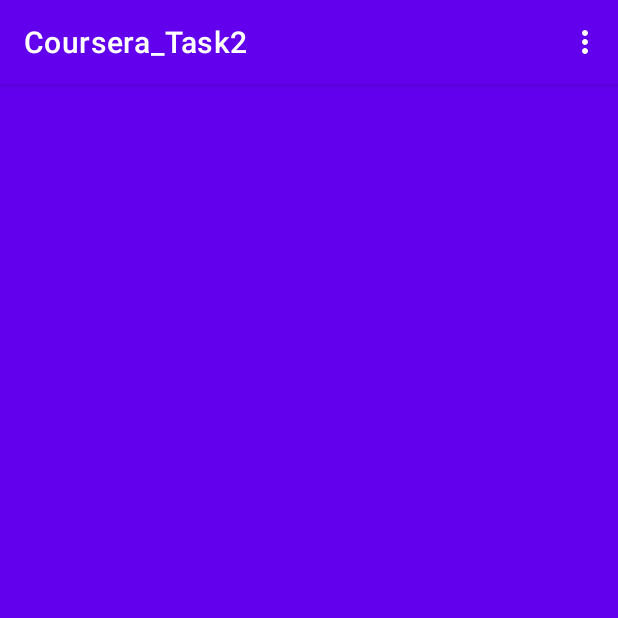
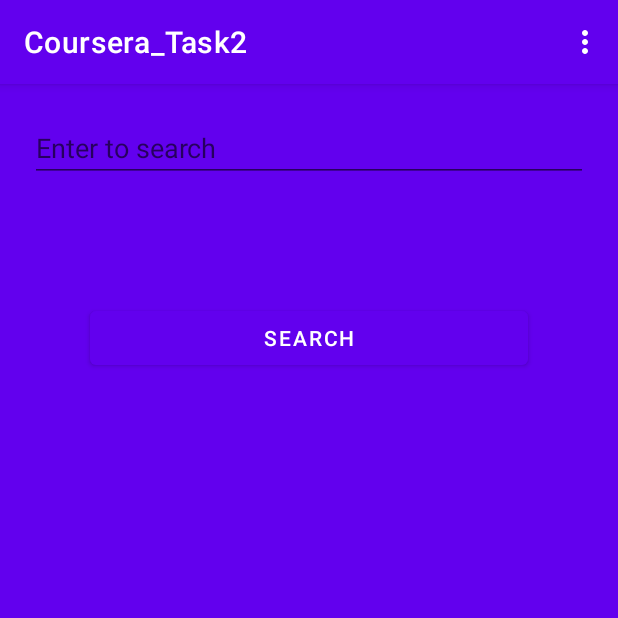
Before and after one commit to KMN24/Coursera_Task2, an Android app: the screen it shows after launch (MainActivity), in the options menu, after a tap on "Search", on a phone screen of 412 x 824 dp, the top half of it. Run offline under Robolectric (Android 15) with nearby library versions, the phone set to English and light mode, and no system bars.

Commit message:
added searching fragment and exit fragment

```diff
--- a/app/src/main/java/com/kmn/ExitFragment.java
+++ b/app/src/main/java/com/kmn/ExitFragment.java
@@ -13,7 +13,7 @@ public class ExitFragment extends Fragment {
     @Override
     public void onCreate(@Nullable Bundle savedInstanceState) {
         super.onCreate(savedInstanceState);
-
+        // TODO App'll finish when we selected Exit menu
     }
 
     @Nullable
--- a/app/src/main/java/com/kmn/MainActivity.java
+++ b/app/src/main/java/com/kmn/MainActivity.java
@@ -3,15 +3,12 @@ package com.kmn;
 import androidx.annotation.NonNull;
 import androidx.annotation.StringRes;
 import androidx.appcompat.app.AppCompatActivity;
-import androidx.fragment.app.FragmentManager;
 import androidx.fragment.app.FragmentTransaction;
-import androidx.transition.FragmentTransitionSupport;
 
 import android.os.Bundle;
 import android.view.Menu;
 import android.view.MenuInflater;
 import android.view.MenuItem;
-import android.view.View;
 import android.widget.Toast;
 
 public class MainActivity extends AppCompatActivity {
@@ -62,7 +59,7 @@ public class MainActivity extends AppCompatActivity {
 
     }
     private void searchOpenFragment(){
-        SearchFragment searchFragment = new SearchFragment();
+        SearchingFragment searchFragment = new SearchingFragment();
         FragmentTransaction  ft = getSupportFragmentManager().beginTransaction();
         ft.replace(R.id.fragmentContainer, searchFragment);
         ft.commit();
@@ -73,6 +70,9 @@ public class MainActivity extends AppCompatActivity {
         FragmentTransaction  ft = getSupportFragmentManager().beginTransaction();
         ft.replace(R.id.fragmentContainer, exitFragment);
         ft.commit();
+        // TODO App'll finish when we selected Exit menu
+        finish();
+        System.exit(0);
     }
 
 }
--- a/app/src/main/java/com/kmn/SearchFragment.java
+++ /dev/null
@@ -1,24 +0,0 @@
-package com.kmn;
-
-import android.os.Bundle;
-import android.view.LayoutInflater;
-import android.view.View;
-import android.view.ViewGroup;
-
-import androidx.annotation.NonNull;
-import androidx.annotation.Nullable;
-import androidx.fragment.app.Fragment;
-
-public class SearchFragment extends Fragment {
-
-    @Override
-    public void onCreate(@Nullable Bundle savedInstanceState) {
-        super.onCreate(savedInstanceState);
-    }
-
-    @Nullable
-    @Override
-    public View onCreateView(@NonNull LayoutInflater inflater, @Nullable ViewGroup container, @Nullable Bundle savedInstanceState) {
-        return inflater.inflate(R.layout.fr_search, container, false);
-    }
-}
--- /dev/null
+++ b/app/src/main/java/com/kmn/SearchingFragment.java
@@ -0,0 +1,82 @@
+package com.kmn;
+
+import android.content.ActivityNotFoundException;
+import android.content.Intent;
+import android.net.Uri;
+import android.os.Bundle;
+import android.view.LayoutInflater;
+import android.view.View;
+import android.view.ViewGroup;
+import android.widget.Button;
+import android.widget.EditText;
+
+import androidx.annotation.NonNull;
+import androidx.annotation.Nullable;
+import androidx.fragment.app.Fragment;
+
+public class SearchingFragment extends Fragment {
+
+    private EditText mSearchingEditText;
+    private Button mOpeningBrowserBtn;
+    public static final String urlGoogle =  "http://google.com/search?q=";
+    public static final String urlYandex = "https://yandex.ru/search/?text=";
+    public static final String urlBing = "https://www.bing.com/search?q=";
+    Browser searchingEngine = new Browser();
+
+    private View.OnClickListener mOnOpeningBrowserBtnClickList = new View.OnClickListener() {
+        @Override
+        public void onClick(View v) {
+            whichURL();
+        }
+    };
+
+    @Override
+    public void onCreate(@Nullable Bundle savedInstanceState) {
+        super.onCreate(savedInstanceState);
+    }
+
+    @Nullable
+    @Override
+    public View onCreateView(@NonNull LayoutInflater inflater, @Nullable ViewGroup container, @Nullable Bundle savedInstanceState) {
+
+        View view = inflater.inflate(R.layout.fr_search, container, false);
+
+        mSearchingEditText = view.findViewById(R.id.etInputText);
+        mOpeningBrowserBtn = view.findViewById(R.id.btn_openingBrowser);
+
+        mOpeningBrowserBtn.setOnClickListener(mOnOpeningBrowserBtnClickList);
+
+        return view;
+
+    }
+
+    private void whichURL() {
+        switch (searchingEngine.SEARCH_ENGINE){
+            case "google" :
+                openingBrowser(urlGoogle);
+                break;
+            case "yandex" :
+                openingBrowser(urlYandex);
+                break;
+            case "bing":
+                openingBrowser(urlBing);
+                break;
+            default: break;
+        }
+    }
+    private void openingBrowser(String url){
+        Intent intent = new Intent(Intent.ACTION_VIEW, Uri.parse( url + mSearchingEditText.getText().toString() ));
+        intent.addFlags(Intent.FLAG_ACTIVITY_NEW_TASK);
+        intent.setPackage("com.android.chrome");
+        try
+        {
+            startActivity(intent);
+        }
+        catch (ActivityNotFoundException ex)
+        {
+            //if Chrome browser not installed
+            intent.setPackage(null);
+            startActivity(intent);
+        }
+    }
+}
--- a/app/src/main/res/layout/fr_search.xml
+++ b/app/src/main/res/layout/fr_search.xml
@@ -1,6 +1,28 @@
 <?xml version="1.0" encoding="utf-8"?>
-<androidx.constraintlayout.widget.ConstraintLayout
-    xmlns:android="http://schemas.android.com/apk/res/android" android:layout_width="match_parent"
-    android:layout_height="match_parent">
+<FrameLayout
+    xmlns:android="http://schemas.android.com/apk/res/android"
+    android:orientation="vertical"
+    android:layout_width="match_parent"
+    android:layout_height="match_parent"
+    >
+    <LinearLayout
+        android:layout_width="match_parent"
+        android:layout_height="match_parent"
+        android:orientation="vertical"
+        >
+        <EditText
+            android:id="@+id/etInputText"
+            android:layout_width="match_parent"
+            android:layout_margin="20dp"
+            android:hint="@string/enter_to_search"
+            android:layout_height="wrap_content"/>
+        <Button
+            android:id="@+id/btn_openingBrowser"
+            android:layout_width="match_parent"
+            android:layout_height="wrap_content"
+            android:layout_margin="60dp"
+            android:text="@string/search"/>
 
-</androidx.constraintlayout.widget.ConstraintLayout>
+    </LinearLayout>
+
+</FrameLayout>
--- a/app/src/main/res/values/strings.xml
+++ b/app/src/main/res/values/strings.xml
@@ -6,4 +6,5 @@
     <string name="yandex">Яндекс</string>
     <string name="google">Google</string>
     <string name="bing">Bing</string>
+    <string name="enter_to_search">Enter to search</string>
 </resources>
```
Also changed, not shown: app/src/main/java/com/kmn/SearchingEngine.java (added, +9 -0 lines), app/src/main/java/com/kmn/SettingsFragment.java (+16 -20 lines), app/src/main/java/com/kmn/SharedPreferencesHelper.java (deleted, +0 -7 lines).
